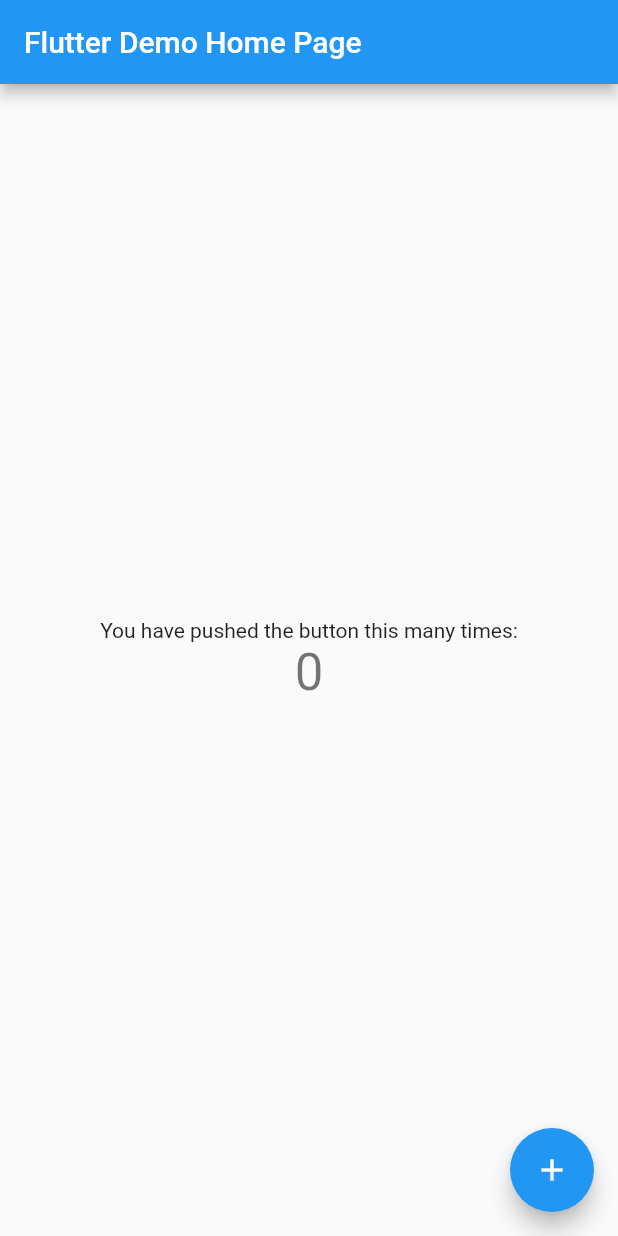
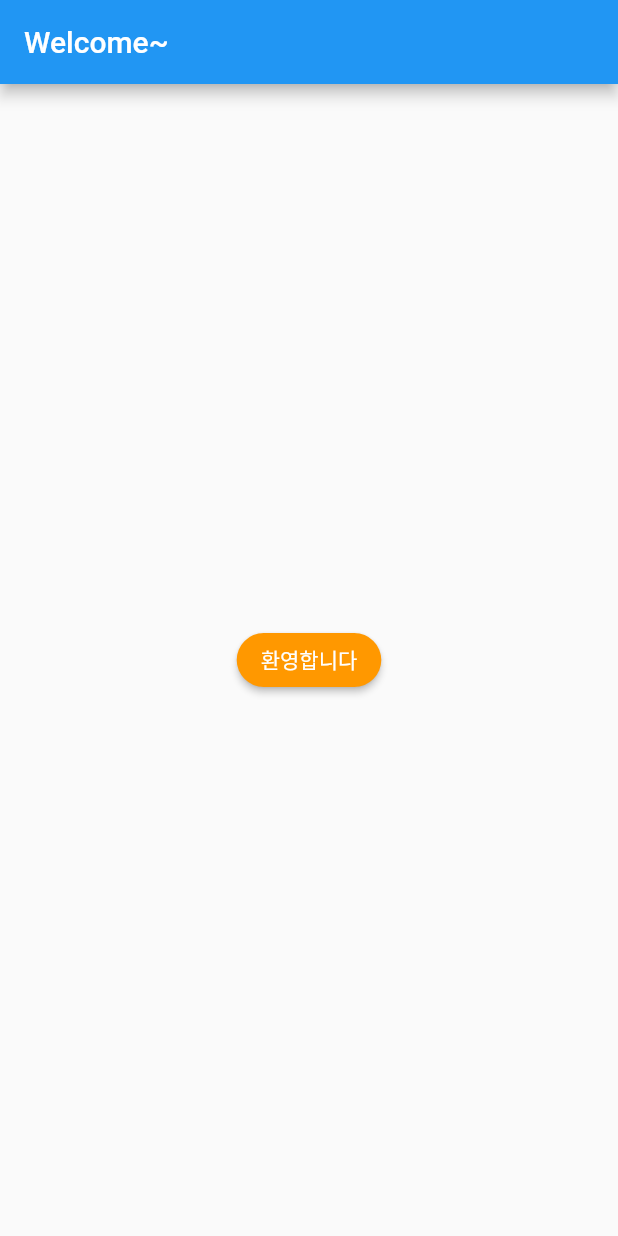
Before and after one commit to Michellehwang001/bloc_cart, a Flutter app: the screen it shows after launch, on a phone screen of 412 x 824 dp. Run offline on Flutter 3.47's test engine with Material 2 defaults, Android fonts, the phone set to English and light mode, and no system bars; our stand-ins replace bloc, flutter_bloc.

Commit message:
flutter_bloc라이브러리 사용한 Bloc패턴

```diff
--- /dev/null
+++ b/lib/bloc/cart_bloc.dart
@@ -0,0 +1,39 @@
+import 'package:cart_bloc/src/item.dart';
+import 'package:bloc/bloc.dart';
+
+// 이벤트 정의
+enum CartEventType {
+  // 카트에 추가
+  add,
+  // 카트에서 삭제
+  remove,
+}
+
+class CartEvent {
+  final CartEventType type;
+  final Item item;
+
+  CartEvent(this.type, this.item);
+}
+
+class CartBloc extends Bloc<CartEvent, List<Item>> {
+  //CartBloc(List<Item> initialState) : super(initialState);
+  CartBloc() : super([]);
+
+
+  // 리턴값인 Stream 은 데이터가 흘러가는 값. async* , yield 사용
+  @override
+  Stream<List<Item>> mapEventToState(CartEvent event) async*{
+    switch(event.type) {
+      case CartEventType.add:
+        state.add(event.item);
+        break;
+      case CartEventType.remove:
+        state.remove(event.item);
+        break;
+    }
+
+    yield state;
+  }
+
+}
--- a/lib/main.dart
+++ b/lib/main.dart
@@ -1,113 +1,55 @@
+import 'package:cart_bloc/bloc/cart_bloc.dart';
+import 'package:cart_bloc/src/catalog.dart';
 import 'package:flutter/material.dart';
+import 'package:flutter_bloc/flutter_bloc.dart';
 
 void main() {
   runApp(MyApp());
 }
 
 class MyApp extends StatelessWidget {
+
   // This widget is the root of your application.
   @override
   Widget build(BuildContext context) {
-    return MaterialApp(
-      title: 'Flutter Demo',
-      theme: ThemeData(
-        // This is the theme of your application.
-        //
-        // Try running your application with "flutter run". You'll see the
-        // application has a blue toolbar. Then, without quitting the app, try
-        // changing the primarySwatch below to Colors.green and then invoke
-        // "hot reload" (press "r" in the console where you ran "flutter run",
-        // or simply save your changes to "hot reload" in a Flutter IDE).
-        // Notice that the counter didn't reset back to zero; the application
-        // is not restarted.
-        primarySwatch: Colors.blue,
+    return BlocProvider(
+      create: (BuildContext context) => CartBloc(),
+      child: MaterialApp(
+        title: 'Flutter Demo',
+        theme: ThemeData(
+          primarySwatch: Colors.blue,
+        ),
+        home: Cart(),
       ),
-      home: MyHomePage(title: 'Flutter Demo Home Page'),
     );
   }
 }
 
-class MyHomePage extends StatefulWidget {
-  MyHomePage({Key key, this.title}) : super(key: key);
-
-  // This widget is the home page of your application. It is stateful, meaning
-  // that it has a State object (defined below) that contains fields that affect
-  // how it looks.
-
-  // This class is the configuration for the state. It holds the values (in this
-  // case the title) provided by the parent (in this case the App widget) and
-  // used by the build method of the State. Fields in a Widget subclass are
-  // always marked "final".
-
-  final String title;
-
-  @override
-  _MyHomePageState createState() => _MyHomePageState();
-}
-
-class _MyHomePageState extends State<MyHomePage> {
-  int _counter = 0;
-
-  void _incrementCounter() {
-    setState(() {
-      // This call to setState tells the Flutter framework that something has
-      // changed in this State, which causes it to rerun the build method below
-      // so that the display can reflect the updated values. If we changed
-      // _counter without calling setState(), then the build method would not be
-      // called again, and so nothing would appear to happen.
-      _counter++;
-    });
-  }
-
+class Cart extends StatelessWidget {
   @override
   Widget build(BuildContext context) {
-    // This method is rerun every time setState is called, for instance as done
-    // by the _incrementCounter method above.
-    //
-    // The Flutter framework has been optimized to make rerunning build methods
-    // fast, so that you can just rebuild anything that needs updating rather
-    // than having to individually change instances of widgets.
     return Scaffold(
       appBar: AppBar(
-        // Here we take the value from the MyHomePage object that was created by
-        // the App.build method, and use it to set our appbar title.
-        title: Text(widget.title),
+        title: Text('Welcome~'),
       ),
       body: Center(
-        // Center is a layout widget. It takes a single child and positions it
-        // in the middle of the parent.
-        child: Column(
-          // Column is also a layout widget. It takes a list of children and
-          // arranges them vertically. By default, it sizes itself to fit its
-          // children horizontally, and tries to be as tall as its parent.
-          //
-          // Invoke "debug painting" (press "p" in the console, choose the
-          // "Toggle Debug Paint" action from the Flutter Inspector in Android
-          // Studio, or the "Toggle Debug Paint" command in Visual Studio Code)
-          // to see the wireframe for each widget.
-          //
-          // Column has various properties to control how it sizes itself and
-          // how it positions its children. Here we use mainAxisAlignment to
-          // center the children vertically; the main axis here is the vertical
-          // axis because Columns are vertical (the cross axis would be
-          // horizontal).
-          mainAxisAlignment: MainAxisAlignment.center,
-          children: <Widget>[
-            Text(
-              'You have pushed the button this many times:',
-            ),
-            Text(
-              '$_counter',
-              style: Theme.of(context).textTheme.headline4,
-            ),
-          ],
+        child: ElevatedButton(
+          onPressed: () {
+            Navigator.of(context)
+                .push(MaterialPageRoute(builder: (context) => Catalog()));
+          },
+          child: Text('환영합니다'),
+          style: ButtonStyle(
+            foregroundColor: MaterialStateProperty.all<Color>(Colors.white),
+            backgroundColor: MaterialStateProperty.all<Color>(Colors.orange),
+            shape: MaterialStateProperty.all<RoundedRectangleBorder>(
+                RoundedRectangleBorder(
+              borderRadius: BorderRadius.circular(18.0),
+              //side: BorderSide(color: Colors.red) // border line color
+            )),
+          ),
         ),
       ),
-      floatingActionButton: FloatingActionButton(
-        onPressed: _incrementCounter,
-        tooltip: 'Increment',
-        child: Icon(Icons.add),
-      ), // This trailing comma makes auto-formatting nicer for build methods.
     );
   }
 }
--- /dev/null
+++ b/lib/src/cart.dart
@@ -0,0 +1,38 @@
+import 'package:cart_bloc/bloc/cart_bloc.dart';
+import 'package:flutter/material.dart';
+import 'package:flutter_bloc/flutter_bloc.dart';
+
+class Cart extends StatefulWidget {
+  @override
+  _CartState createState() => _CartState();
+}
+
+class _CartState extends State<Cart> {
+
+  @override
+  Widget build(BuildContext context) {
+    final _cartBloc = BlocProvider.of<CartBloc>(context);
+
+    return Scaffold(
+        appBar: AppBar(
+            title: Text('Cart'),
+        ),
+        body: BlocBuilder(
+          bloc: _cartBloc,
+          builder: (BuildContext context, List state) {
+            var sum = 0;
+            if(state.length > 0) {
+              // reduce 알아보기
+              sum = state.map((item) => item.price)
+                .reduce((acc, e) => acc + e);
+            }
+
+            return Center(
+              child: Text('합계 : $sum',
+              style: TextStyle(fontSize: 30),),
+            );
+          },
+        ),
+    );
+  }
+}
--- /dev/null
+++ b/lib/src/item.dart
@@ -0,0 +1,15 @@
+class Item {
+  final String title;
+  final int price;
+
+  Item(this.title, this.price);
+
+}
+
+final List<Item> itemList = [
+  Item('맥북', 50000),
+  Item('가방', 10000),
+  Item('공책', 5000),
+  Item('세탁기', 500000),
+  Item('청소기', 100000),
+];
--- a/pubspec.yaml
+++ b/pubspec.yaml
@@ -28,6 +28,8 @@ dependencies:
   # The following adds the Cupertino Icons font to your application.
   # Use with the CupertinoIcons class for iOS style icons.
   cupertino_icons: ^1.0.2
+  flutter_bloc: ^7.0.0
+  # flutter_bloc: ^0.13.0
 
 dev_dependencies:
   flutter_test:
```
Also changed, not shown: lib/src/catalog.dart (added, +82 -0 lines), pubspec.lock, 1 other file.
